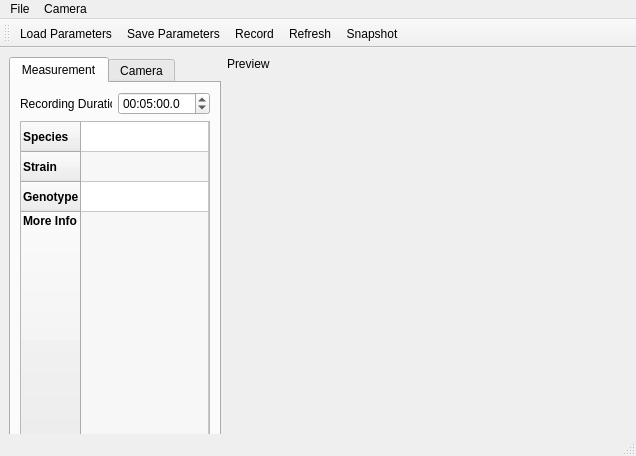
This is fimui/ui_fimwindow.ui in fncnt/fimrecorder as Qt 5 draws it before an edit. The edited form follows.
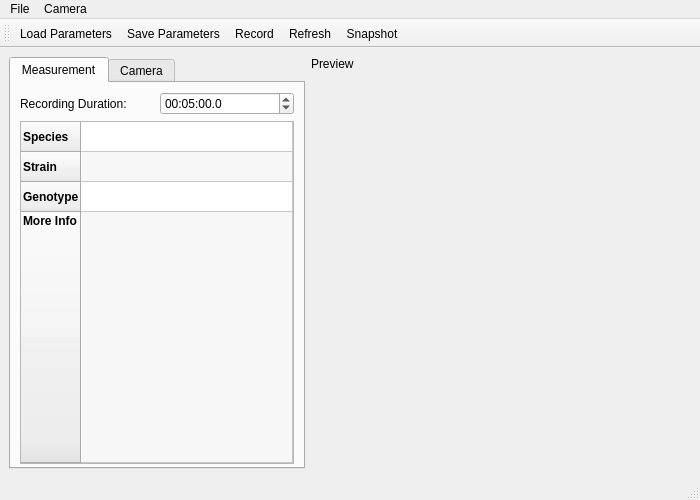
This is the edited form.

Commit message: UI layout improvements and preview puzzling.

The edit to the form file:
```diff
--- a/fimui/ui_fimwindow.ui
+++ b/fimui/ui_fimwindow.ui
@@ -6,14 +6,14 @@
    <rect>
     <x>0</x>
     <y>0</y>
-    <width>636</width>
-    <height>456</height>
+    <width>700</width>
+    <height>500</height>
    </rect>
   </property>
   <property name="minimumSize">
    <size>
-    <width>636</width>
-    <height>456</height>
+    <width>700</width>
+    <height>500</height>
    </size>
   </property>
   <property name="windowTitle">
@@ -28,8 +28,8 @@
    </property>
    <property name="minimumSize">
     <size>
-     <width>520</width>
-     <height>320</height>
+     <width>650</width>
+     <height>350</height>
     </size>
    </property>
    <layout class="QGridLayout" name="gridLayout_2">
@@ -82,7 +82,7 @@
        <property name="minimumSize">
         <size>
          <width>200</width>
-         <height>395</height>
+         <height>390</height>
         </size>
        </property>
        <attribute name="title">
@@ -124,6 +124,9 @@
         </item>
         <item row="1" column="0" colspan="2">
          <widget class="QTableWidget" name="UserDataTable">
+          <property name="enabled">
+           <bool>true</bool>
+          </property>
           <property name="sizePolicy">
            <sizepolicy hsizetype="Expanding" vsizetype="Expanding">
             <horstretch>2</horstretch>
@@ -133,7 +136,7 @@
           <property name="minimumSize">
            <size>
             <width>0</width>
-            <height>340</height>
+            <height>300</height>
            </size>
           </property>
           <property name="frameShape">
@@ -334,8 +337,8 @@
       </property>
       <property name="minimumSize">
        <size>
-        <width>400</width>
-        <height>400</height>
+        <width>380</width>
+        <height>380</height>
        </size>
       </property>
       <property name="sizeIncrement">
@@ -356,8 +359,8 @@
     <rect>
      <x>0</x>
      <y>0</y>
-     <width>636</width>
-     <height>18</height>
+     <width>700</width>
+     <height>15</height>
     </rect>
    </property>
    <widget class="QMenu" name="menuFile">
```
The commit also changes 5 other files.
